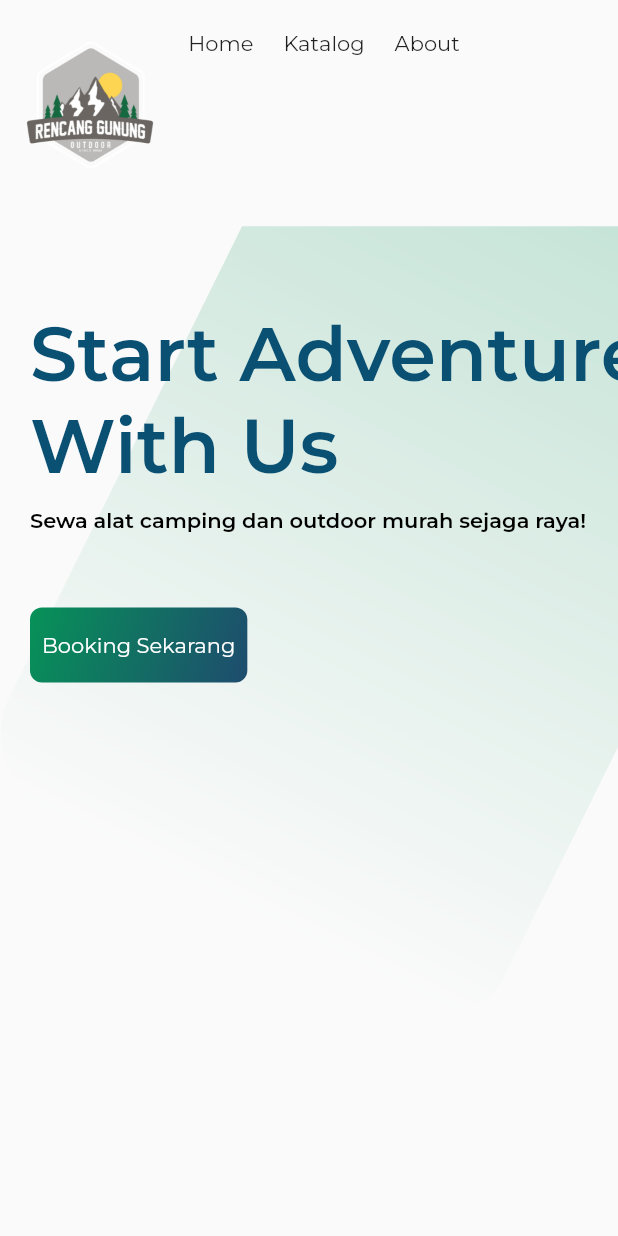
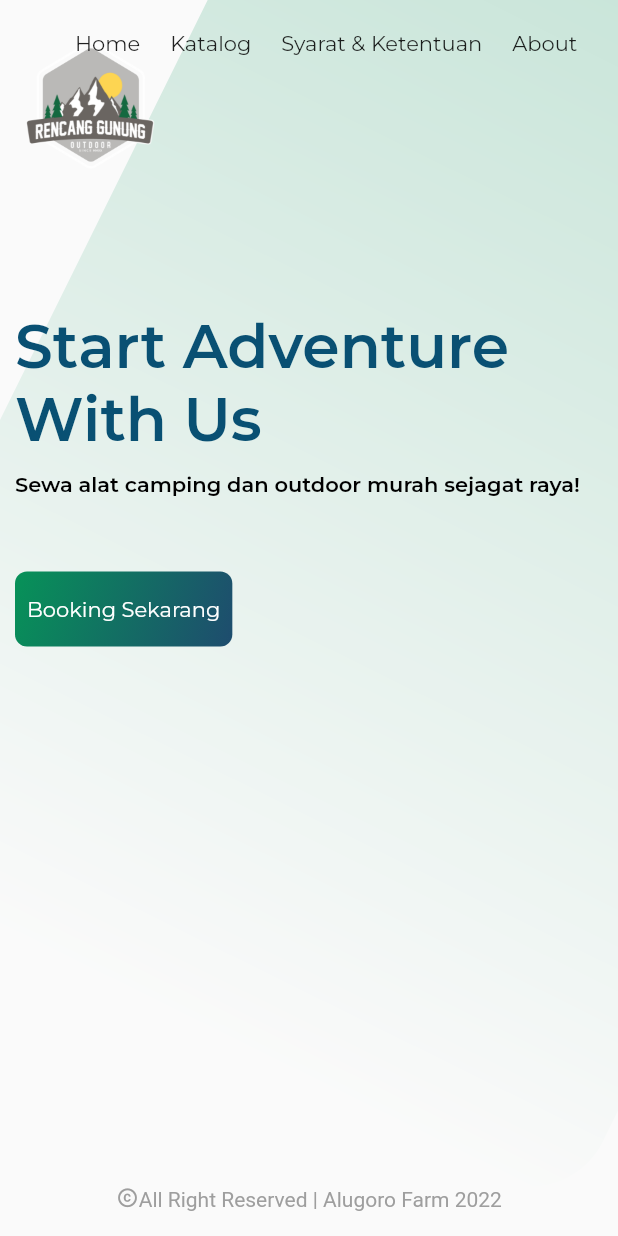
Before and after one commit to rencanggunung/rencangunung_web_flutter, a Flutter app: the screen it shows after launch, on a phone screen of 412 x 824 dp. Run offline on Flutter 3.47's test engine with Material 2 defaults, Android fonts, the light colour scheme and no system bars; drawn by our look-alikes of auto_size_text; our stand-ins replace flutter_svg, icons_plus, loading_indicator, lottie, page_transition, url_strategy; project files that could hold a hidden picture were left out.

Commit message:
fix bugs

```diff
--- /dev/null
+++ b/lib/common/url.dart
@@ -0,0 +1 @@
+String wa = 'http://wa.me/6289664653661';
--- a/lib/views/landing_page_view.dart
+++ b/lib/views/landing_page_view.dart
@@ -1,6 +1,10 @@
+import 'package:auto_size_text/auto_size_text.dart';
 import 'package:flutter/material.dart';
 import 'package:flutter_svg/flutter_svg.dart';
+import 'package:rencanggunung_web_flutter/common/url.dart';
 import 'package:rencanggunung_web_flutter/common/warna.dart';
+import 'package:url_launcher/link.dart';
+import 'package:url_launcher/url_launcher_string.dart';
 
 class LandingPageView extends StatefulWidget {
   const LandingPageView({Key? key}) : super(key: key);
@@ -20,6 +24,7 @@ class _LandingPageViewState extends State<LandingPageView> {
             child: SvgPicture.asset(
               'assets/images/bg_landing.svg',
               color: greenOne.withOpacity(0.3),
+              fit: BoxFit.cover,
             ),
           ),
           Positioned(
@@ -39,10 +44,9 @@ class _LandingPageViewState extends State<LandingPageView> {
             ),
           ),
           Positioned(
+            top: 20,
             right: 30,
             left: 50,
-          child: Padding(
-            padding: const EdgeInsets.only(top: 20),
             child: Row(
               mainAxisAlignment: MainAxisAlignment.center,
               children: [
@@ -61,36 +65,48 @@ class _LandingPageViewState extends State<LandingPageView> {
                   width: 20,
                 ),
                 InkWell(
+                  onTap: () {
+                    launchUrlString(
+                        'https://docs.google.com/document/d/1s6UcsGmCW8kTY8xGPTWiMyyeVPlrfxbSfmZIK58Xd5o/edit');
+                  },
+                  child: const Text('Syarat & Ketentuan'),
+                ),
+                const SizedBox(
+                  width: 20,
+                ),
+                InkWell(
                   onTap: () {},
                   child: const Text('About'),
                 ),
               ],
             ),
           ),
-        ),
           Positioned(
             top: MediaQuery.of(context).size.height / 4,
             child: Padding(
-              padding: const EdgeInsets.only(left: 20),
+                padding: const EdgeInsets.only(left: 10, right: 10),
                 child: Column(
                   crossAxisAlignment: CrossAxisAlignment.start,
+                  mainAxisAlignment: MainAxisAlignment.start,
                   children: [
-                  const Text(
+                    const AutoSizeText(
                       'Start Adventure\nWith Us',
+                      maxLines: 2,
+                      minFontSize: 40,
+                      maxFontSize: 50,
                       style: TextStyle(
-                        fontSize: 50,
-                        fontWeight: FontWeight.w700,
-                        color: blueOne),
+                          fontWeight: FontWeight.w700, color: blueOne),
                     ),
                     const SizedBox(
                       height: 10,
                     ),
-                  const Text(
-                    'Sewa alat camping dan outdoor murah sejaga raya!',
+                    const AutoSizeText(
+                      'Sewa alat camping dan outdoor murah sejagat raya!',
+                      maxLines: 2,
+                      maxFontSize: 14,
+                      minFontSize: 12,
                       style: TextStyle(
-                        fontSize: 14,
-                        fontWeight: FontWeight.w700,
-                        color: Colors.black),
+                          fontWeight: FontWeight.w700, color: Colors.black),
                     ),
                     const SizedBox(
                       height: 50,
@@ -103,19 +119,47 @@ class _LandingPageViewState extends State<LandingPageView> {
                               colors: [greenOne, blueTwo],
                               begin: Alignment.topLeft,
                               end: Alignment.bottomRight)),
-                    child: TextButton(
-                        onPressed: () {},
+                      child: Link(
+                          target: LinkTarget.self,
+                          uri: Uri.parse(wa),
+                          builder: (context, function) {
+                            return TextButton(
+                                onPressed: () {
+                                  launchUrlString(wa,
+                                      mode: LaunchMode.externalApplication);
+                                },
                                 child: const Center(
                                   child: Text(
                                     'Booking Sekarang',
                                     style: TextStyle(color: Colors.white),
                                   ),
-                        )),
+                                ));
+                          }),
                     )
                   ],
                 )),
           ),
         ],
-    ));
+      ),
+      bottomNavigationBar: Padding(
+        padding:
+            EdgeInsets.only(bottom: MediaQuery.of(context).size.height / 50),
+        child: RichText(
+          text: const TextSpan(children: [
+            WidgetSpan(
+                alignment: PlaceholderAlignment.top,
+                child: Icon(
+                  Icons.copyright,
+                  size: 15,
+                  color: Colors.grey,
+                )),
+            TextSpan(
+                text: 'All Right Reserved | Alugoro Farm 2022',
+                style: TextStyle(color: Colors.grey)),
+          ]),
+          textAlign: TextAlign.center,
+        ),
+      ),
+    );
   }
 }
--- a/pubspec.yaml
+++ b/pubspec.yaml
@@ -1,5 +1,5 @@
 name: rencanggunung_web_flutter
-description: A new Flutter project.
+description: Rencang Gunung Outdoor | Sewa alat camping Sleman & Jogja
 
 # The following line prevents the package from being accidentally published to
 # pub.dev using `flutter pub publish`. This is preferred for private packages.
@@ -42,6 +42,7 @@ dependencies:
   lottie: ^1.3.0
   page_transition: ^2.0.9
   flutter_svg: ^1.1.1+1
+  auto_size_text: ^3.0.0
 
 dev_dependencies:
   flutter_test:
```
Also changed, not shown: pubspec.lock, 1 other file. Lines whose indentation alone changed are shown as unchanged.
